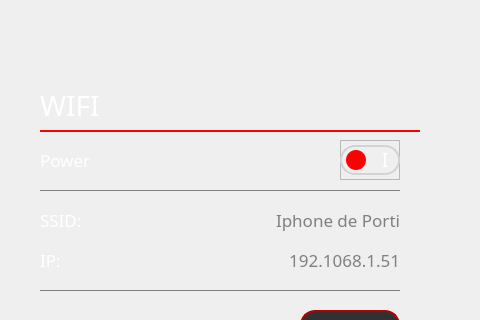
Old version of the form GUI_WIDGETS/Settings/design_settings.ui in the repository PortiESP/PortiOS; both pictures show x 320 to 800 and y 0 to 320 of the 800 by 480 pixel window.
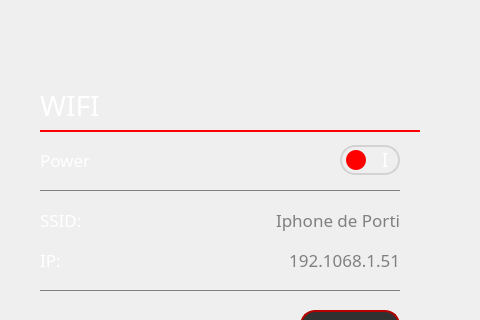
New version of the form. The open tabs and pages were chosen to show the change. Icons and pictures are not drawn.

Diff of the .ui file:
```diff
--- a/GUI_WIDGETS/Settings/design_settings.ui
+++ b/GUI_WIDGETS/Settings/design_settings.ui
@@ -704,12 +704,6 @@
          <height>40</height>
         </rect>
        </property>
-       <property name="frameShape">
-        <enum>QFrame::StyledPanel</enum>
-       </property>
-       <property name="frameShadow">
-        <enum>QFrame::Raised</enum>
-       </property>
        <widget class="QFrame" name="a_border_4">
         <property name="geometry">
          <rect>
```
